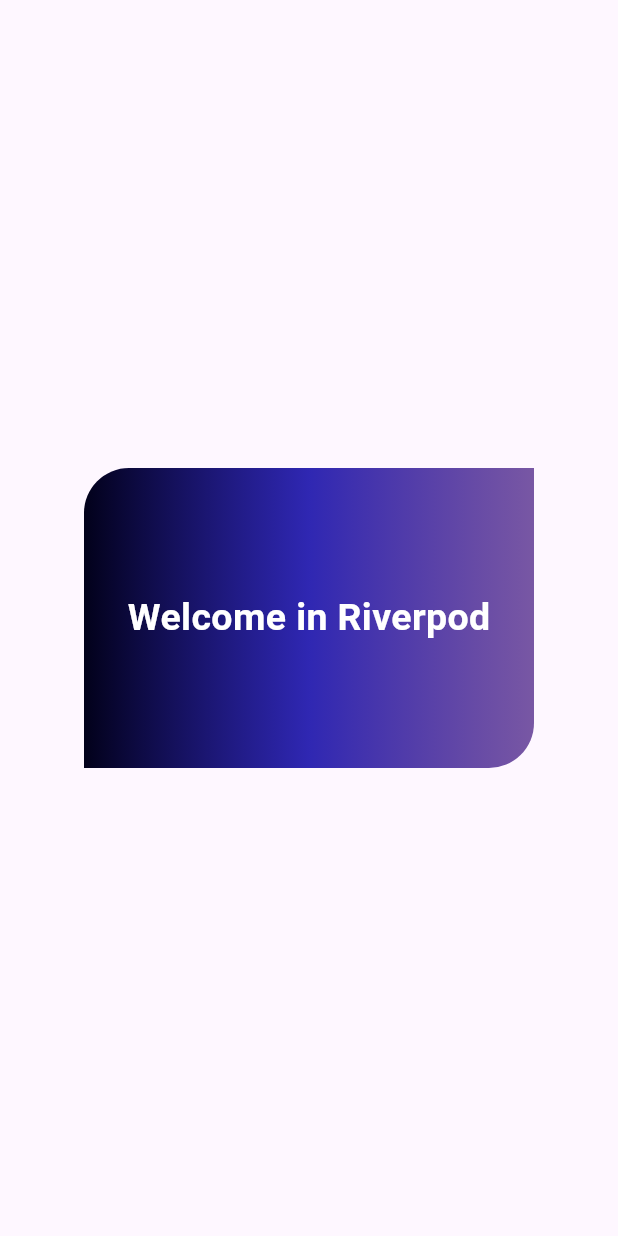
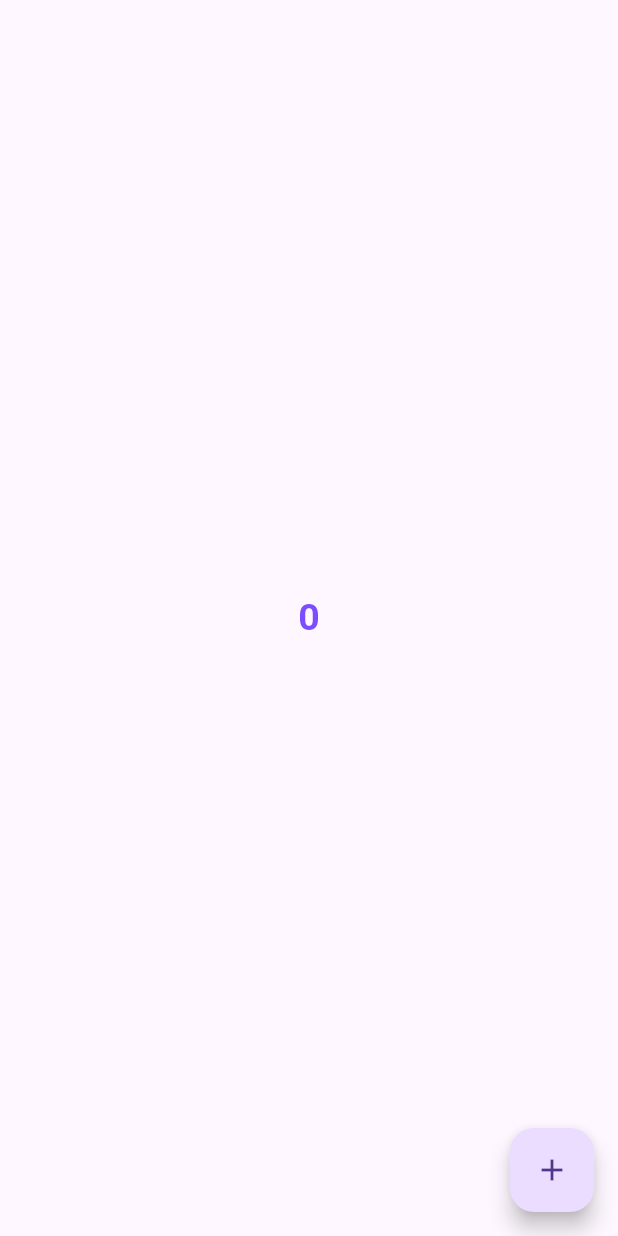
Before and after one commit to DhruvikPrj/Riverpod_Practice, a Flutter app: the screen it shows after launch, on a phone screen of 412 x 824 dp. Run offline on Flutter 3.47's test engine with Material 3 defaults, Android fonts, the phone set to English and light mode, and no system bars; our stand-ins replace flutter_riverpod; missing offline and left inert: flutter_provider.

Commit message:
StateProvider Added

```diff
--- /dev/null
+++ b/devtools_options.yaml
@@ -0,0 +1 @@
+extensions:
--- a/lib/main.dart
+++ b/lib/main.dart
@@ -1,10 +1,8 @@
 import 'package:flutter/material.dart';
 import 'package:flutter_riverpod/flutter_riverpod.dart';
+import 'package:riverpod_practice/state_provider/state-provider.dart';
 
-final stringProvider = Provider<String>((ref) {
-  return "Welcome in Riverpod";
-});
-void main(List<String> args) {
+void main() {
   runApp(const ProviderScope(child: MyApp()));
 }
 
@@ -14,37 +12,10 @@ class MyApp extends StatelessWidget {
   @override
   Widget build(BuildContext context) {
     print("build");
+
     return const MaterialApp(
-      home: RiverpodPractice(),
+      debugShowCheckedModeBanner: false,
+      home: StateProviderRiverpod(),
     );
   }
 }
-
-class RiverpodPractice extends ConsumerWidget {
-  const RiverpodPractice({super.key});
-
-  @override
-  Widget build(BuildContext context, WidgetRef ref) {
-    print(ref.read(stringProvider));
-    return Scaffold(
-        body: Center(
-            child: Container(
-      width: 300,
-      height: 200,
-      decoration: const BoxDecoration(
-          gradient: LinearGradient(colors: [
-            Color.fromARGB(255, 2, 1, 26),
-            Color.fromARGB(219, 13, 5, 166),
-            Color.fromARGB(167, 50, 3, 116),
-          ]),
-          borderRadius: BorderRadius.only(
-              topLeft: Radius.circular(30), bottomRight: Radius.circular(30))),
-      child: Center(
-          child: Text(
-        ref.read(stringProvider),
-        style: const TextStyle(
-            color: Colors.white, fontSize: 25, fontWeight: FontWeight.w700),
-      )),
-    )));
-  }
-}
--- /dev/null
+++ b/lib/state_provider/counter_provider.dart
@@ -0,0 +1,5 @@
+import 'package:flutter/material.dart';
+
+class CounterProvider with ChangeNotifier {
+
+}
--- /dev/null
+++ b/lib/state_provider/state-provider.dart
@@ -0,0 +1,39 @@
+//StateProvider is great for storing simple text objects that can change.
+//It is Ideal for storing simple stste variables,such as enums, strings , booleans, and numbers.
+//if have any complex data , use StateNotifierProvider.
+import 'package:flutter/material.dart';
+import 'package:flutter_riverpod/flutter_riverpod.dart';
+
+final counterStateProvider = StateProvider<int>((ref) => 0);
+
+class StateProviderRiverpod extends ConsumerWidget {
+  const StateProviderRiverpod({super.key});
+
+  @override
+  Widget build(BuildContext context, WidgetRef ref) {
+    print("All Widget Builds");
+    return Scaffold(
+      body: Consumer(
+        builder: (context, ref, child) {
+          print("only this widget builds");
+          int count = ref.watch(counterStateProvider);
+          return Center(
+            child: Text(
+              count.toString(),
+              style: const TextStyle(
+                  color: Colors.deepPurpleAccent,
+                  fontSize: 25,
+                  fontWeight: FontWeight.w700),
+            ),
+          );
+        },
+      ),
+      floatingActionButton: FloatingActionButton(
+        onPressed: () {
+          ref.read(counterStateProvider.notifier).state++;
+        },
+        child: const Icon(Icons.add),
+      ),
+    );
+  }
+}
--- a/pubspec.yaml
+++ b/pubspec.yaml
@@ -36,6 +36,8 @@ dependencies:
   # Use with the CupertinoIcons class for iOS style icons.
   cupertino_icons: ^1.0.6
   flutter_riverpod: ^2.4.10
+  flutter_provider: ^2.1.0
+  provider: ^6.1.1
 
 
 dev_dependencies:
```
Also changed, not shown: lib/provider/provider.dart (added, +66 -0 lines), lib/riverpod/riverpod.dart (added, +23 -0 lines), pubspec.lock.
